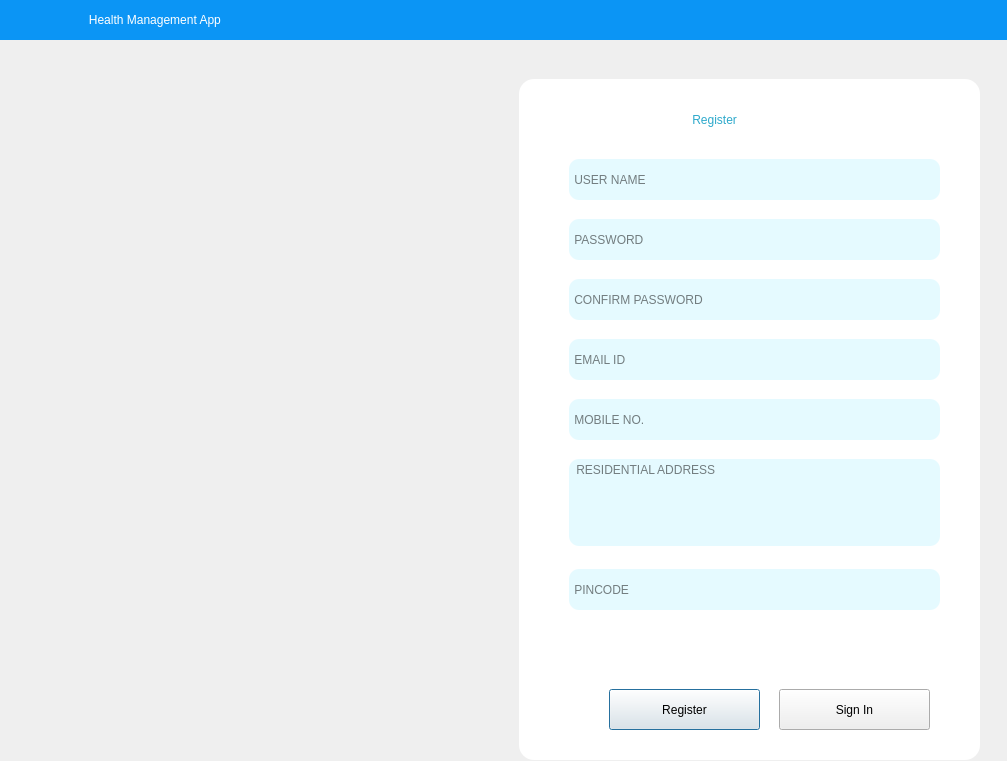
First picture: the form in registration.ui, repository sasank-paria/python_mini_proj, before the edit.
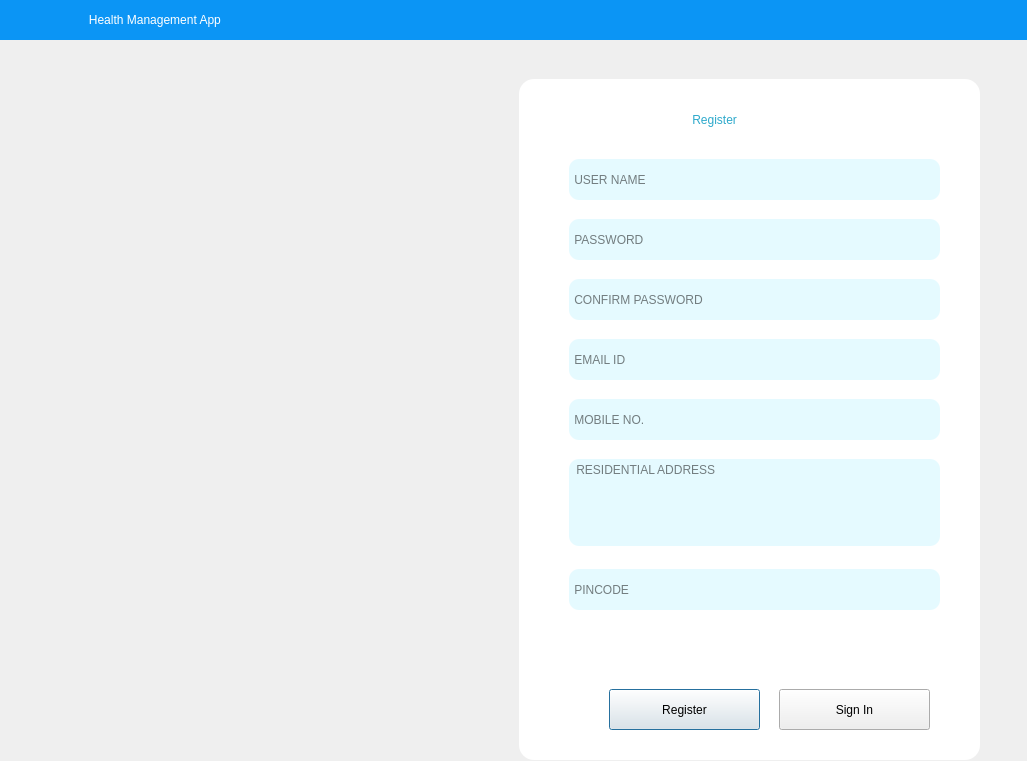
Second picture: the form after the edit. Icons and pictures are not drawn.

```diff
--- a/registration.ui
+++ b/registration.ui
@@ -6,7 +6,7 @@
    <rect>
     <x>0</x>
     <y>0</y>
-    <width>1007</width>
+    <width>1027</width>
     <height>761</height>
    </rect>
   </property>
```
